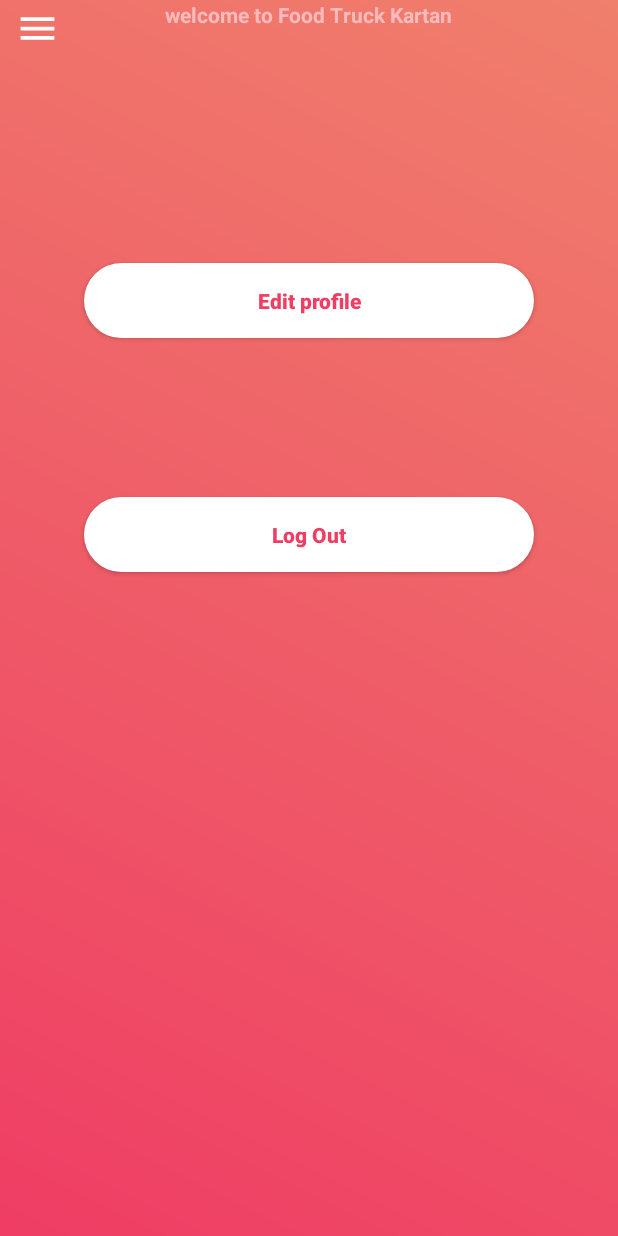
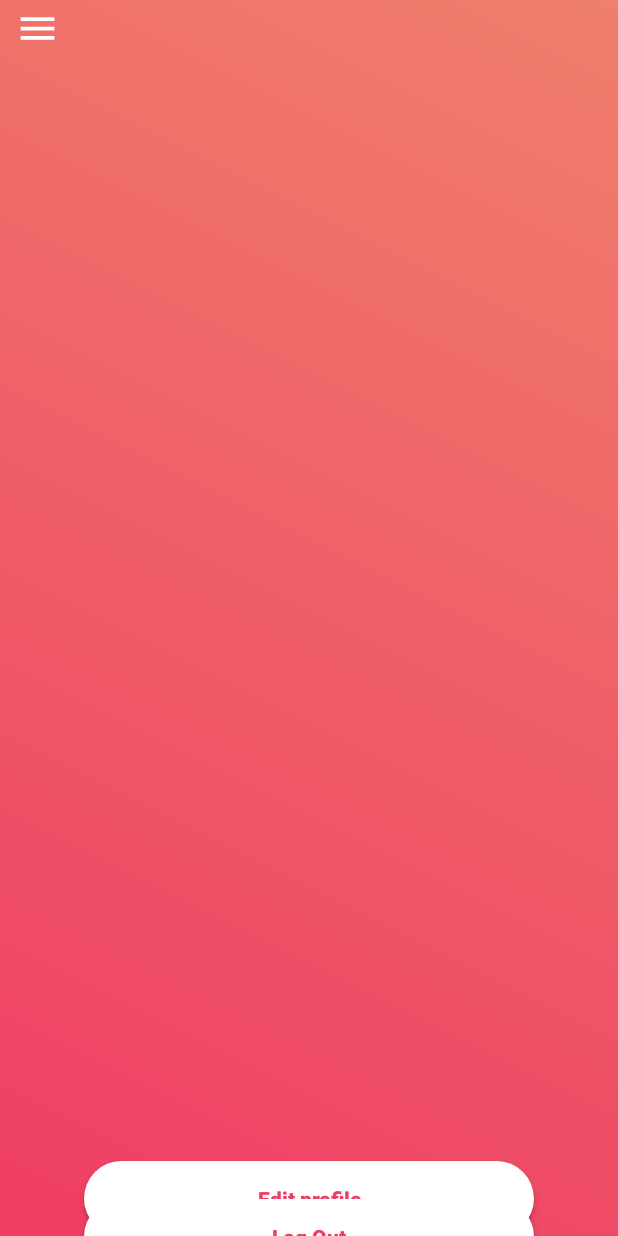
Before and after one commit to ahmadardal/Food-Truck, an Android app: the inLoggninOwner screen opened directly, with no data from a screen before it, on a phone screen of 412 x 824 dp. Run offline under Robolectric (Android 15) with nearby library versions, the phone set to English and light mode, and no system bars.

Commit message:
--Initial merge complete, small fixes--

```diff
--- a/app/src/main/AndroidManifest.xml
+++ b/app/src/main/AndroidManifest.xml
@@ -8,7 +8,7 @@
         android:label="@string/app_name"
         android:roundIcon="@mipmap/ic_launcher_round"
         android:supportsRtl="true"
-        android:theme="@style/Theme.AppCompat">
+        android:theme="@style/Theme.AppCompat.NoActionBar">
         <activity
             android:name=".activities.editOwnerProfil"
             android:exported="true"
--- a/app/src/main/java/com/example/food_trock/DataManager.kt
+++ b/app/src/main/java/com/example/food_trock/DataManager.kt
@@ -11,9 +11,9 @@ object DataManager {
     }
 
     private fun setData() {
-        stores.add(Store(R.drawable.hamburger, "Dyra trucken", "En foodtruck med olika slags rätter.", 120, "2.7km", 4))
-        stores.add(Store(R.drawable.hamburger, "Mellan truck", "En foodtruck med olika slags rätter.", 80, "2.7km", 4))
-        stores.add(Store(R.drawable.hamburger, "Billiga Truck", "En foodtruck med olika slags rätter.", 65, "2.7km", 4))
+        stores.add(Store(R.drawable.hamburger, "Dyra trucken", 120, "2.7km", 4))
+        stores.add(Store(R.drawable.hamburger, "Mellan truck",  80, "2.7km", 4))
+        stores.add(Store(R.drawable.hamburger, "Billiga Truck",  65, "2.7km", 4))
     }
 
 /*    private fun setData(storeImage: Int, storeName: String, storeDescription: String, storePriceClass: String, storeDistance: String, storeRating: Int) {
--- a/app/src/main/java/com/example/food_trock/activities/StoreActivity.kt
+++ b/app/src/main/java/com/example/food_trock/activities/StoreActivity.kt
@@ -34,7 +34,6 @@ class StoreActivity : AppCompatActivity() {
                 val bundle = Bundle()
                 storeFragment.arguments = bundle
                 bundle.putString("storeName", selectedStore.storeName)
-                bundle.putString("storeDescription", selectedStore.storeDescription)
                 bundle.putInt("storePriceClass", selectedStore.storePriceClass)
                 bundle.putString("storeDistance", selectedStore.storeDistance)
 
@@ -48,7 +47,6 @@ class StoreActivity : AppCompatActivity() {
 
 
                 var storeName: String = selectedStore.storeName
-                var storeDescription: String = selectedStore.storeDescription
                 var storePriceClass: Int = selectedStore.storePriceClass
                 var storeDistance: String = selectedStore.storeDistance
 
--- a/app/src/main/java/com/example/food_trock/adapters/MenuListAdapter.kt
+++ b/app/src/main/java/com/example/food_trock/adapters/MenuListAdapter.kt
@@ -25,7 +25,6 @@ RecyclerView.Adapter<menuListAdapter.menuViewHolder>(){
         val currentItem = menuList[position]
         holder.itemIMG.setImageResource(currentItem.menuIMG)
         holder.txtItemName.text = currentItem.menuName
-        holder.txtItemInfo.text = currentItem.menuDescription
         holder.txtItemPrice.text = currentItem.menuPrice.toString()
 
     }
@@ -37,7 +36,6 @@ RecyclerView.Adapter<menuListAdapter.menuViewHolder>(){
     inner class menuViewHolder(itemView : View) : RecyclerView.ViewHolder(itemView) {
         val itemIMG: ImageView = itemView.findViewById(R.id.ItemIMG)
         val txtItemName: TextView = itemView.findViewById(R.id.txtItemName)
-        val txtItemInfo: TextView = itemView.findViewById(R.id.txtDescription)
         val txtItemPrice: TextView = itemView.findViewById(R.id.txtItemPrice)
     }
 
--- a/app/src/main/java/com/example/food_trock/adapters/StoreAdapter.kt
+++ b/app/src/main/java/com/example/food_trock/adapters/StoreAdapter.kt
@@ -36,7 +36,6 @@ class storeAdapter(val context: Context, val storeList: List<Store> ) :
         val currentItem = storeList[position]
         holder.storeImage.setImageResource(currentItem.storeImage)
         holder.txtName.text = currentItem.storeName
-        holder.txtDescription.text = currentItem.storeDescription
         holder.txtPriceClass.text = currentItem.storePriceClass.toString()
         holder.txtDistance.text = currentItem.storeDistance
         holder.ratingBar.rating = currentItem.storeRating.toFloat()
@@ -60,7 +59,6 @@ class storeAdapter(val context: Context, val storeList: List<Store> ) :
         var cardView: CardView = itemView.findViewById(R.id.cardView)
         val storeImage: ShapeableImageView = itemView.findViewById(R.id.storeImage)
         val txtName: TextView = itemView.findViewById(R.id.txtName)
-        val txtDescription: TextView = itemView.findViewById(R.id.txtDescription)
         val txtPriceClass: TextView = itemView.findViewById(R.id.txtPriceClass)
         val txtDistance: TextView = itemView.findViewById(R.id.txtDistance)
         val ratingBar: RatingBar = itemView.findViewById(R.id.ratingBar)
--- a/app/src/main/java/com/example/food_trock/fragments/StoreFragment.kt
+++ b/app/src/main/java/com/example/food_trock/fragments/StoreFragment.kt
@@ -30,17 +30,14 @@ class StoreFragment : Fragment() {
 
         val returnBtn = view.findViewById<ImageButton>(R.id.storeReturnBtn)
         txtStoreName = view.findViewById(R.id.txtStoreName)
-        txtStoreInfo = view.findViewById(R.id.txtStoreInfo)
         txtPriceClass = view.findViewById(R.id.txtPriceClass)
         txtDistance = view.findViewById(R.id.txtDistance)
 
         var storeName: String? = arguments?.getString("storeName")
-        var storeDescription: String? = arguments?.getString("storeName")
         var storePriceClass: Int? = arguments?.getInt("storePriceClass")
         var storeDistance: String? = arguments?.getString("storeDistance")
 
         txtStoreName.text = storeName
-        txtStoreInfo.text = storeDescription
         txtPriceClass.text = storePriceClass.toString()
         txtDistance.text = storeDistance
 
--- a/app/src/main/java/com/example/food_trock/models/Store.kt
+++ b/app/src/main/java/com/example/food_trock/models/Store.kt
@@ -3,4 +3,4 @@ package com.example.food_trock.models
 import android.widget.RatingBar
 import androidx.cardview.widget.CardView
 
-data class Store(var storeImage: Int, var storeName: String, var storeDescription: String, var storePriceClass: Int, var storeDistance: String, var storeRating: Int)
+data class Store(var storeImage: Int, var storeName: String, var storePriceClass: Int, var storeDistance: String, var storeRating: Int)
--- a/app/src/main/res/layout/activity_in_loggnin_owner.xml
+++ b/app/src/main/res/layout/activity_in_loggnin_owner.xml
@@ -19,27 +19,10 @@
         app:layout_constraintTop_toTopOf="parent" />
 
 
-    <androidx.appcompat.widget.AppCompatTextView
-        android:id="@+id/textView"
-        android:layout_width="200dp"
-        android:layout_height="35dp"
-        android:text="@string/Welcome_to_Food_Truck_Kartan"
-        android:textAlignment="center"
-        android:textAppearance="@style/TextAppearance.AppCompat.Medium"
-        android:textColor="#FFBBBC"
-        android:textSize="14sp"
-        android:textStyle="bold"
-        app:constraint_referenced_ids="ic_menu"
-        app:layout_constraintEnd_toEndOf="parent"
-        app:layout_constraintHorizontal_bias="0.497"
-        app:layout_constraintStart_toStartOf="parent"
-        app:layout_constraintTop_toTopOf="parent" />
-
     <androidx.appcompat.widget.AppCompatButton
         android:id="@+id/bt_EditProfile"
         android:layout_width="300dp"
         android:layout_height="50dp"
-        android:layout_marginTop="10dp"
         android:background="@drawable/login_button"
         android:text="@string/Edit_profile"
         android:textAllCaps="false"
@@ -48,9 +31,7 @@
         app:layout_constraintBottom_toBottomOf="parent"
         app:layout_constraintEnd_toEndOf="parent"
         app:layout_constraintHorizontal_bias="0.498"
-        app:layout_constraintStart_toStartOf="parent"
-        app:layout_constraintTop_toBottomOf="@+id/textView"
-        app:layout_constraintVertical_bias="0.178" />
+        app:layout_constraintStart_toStartOf="parent" />
 
     <androidx.appcompat.widget.AppCompatButton
         android:id="@+id/bt_Logout"
--- a/app/src/main/res/values-night/themes.xml
+++ b/app/src/main/res/values-night/themes.xml
@@ -1,6 +1,6 @@
 <resources xmlns:tools="http://schemas.android.com/tools">
     <!-- Base application theme. -->
-    <style name="Theme.TestLayout" parent="Theme.MaterialComponents.DayNight.NoActionBar">
+    <style name="AppTheme" parent="Theme.AppCompat.Light.NoActionBar">
         <!-- Primary brand color. -->
         <item name="colorPrimary">@color/purple_200</item>
         <item name="colorPrimaryVariant">@color/purple_700</item>
--- a/app/src/main/res/values/strings.xml
+++ b/app/src/main/res/values/strings.xml
@@ -1,8 +1,7 @@
 <resources>
-    <string name="app_name">TestLayout</string>
+    <string name="app_name">FoodTruck</string>
     <string name="Username">Username</string>
     <string name="Password">Password</string>
-    <string name="Welcome_to_Food_Truck_Kartan">welcome to Food Truck Kartan</string>
     <string name="Edit_profile">Edit profile</string>
     <string name="Bt_Login">Login</string>
     <string name="Bt_LogOut">Log Out</string>
--- a/app/src/main/res/values/themes.xml
+++ b/app/src/main/res/values/themes.xml
@@ -1,8 +1,8 @@
 <resources xmlns:tools="http://schemas.android.com/tools">
     <!-- Base application theme. -->
-    <style name="Theme.TestLayout" parent="Theme.MaterialComponents.DayNight.NoActionBar">
-        <item name="android:windowActionBarOverlay">true</item>
-        <item name="windowActionBarOverlay">true</item> <!-- for ActionBarSherlock -->
+    <style name="AppTheme" parent="Theme.AppCompat.Light.NoActionBar">
+        <item name="android:windowActionBarOverlay">false</item>
+        <item name="windowActionBarOverlay">false</item> <!-- for ActionBarSherlock -->
         <!-- Primary brand color. -->
         <item name="colorPrimary">@color/purple_500</item>
         <item name="colorPrimaryVariant">@color/purple_700</item>
```
Also changed, not shown: app/src/main/res/layout/activity_edit_owner_profil.xml (+2 -19 lines).
